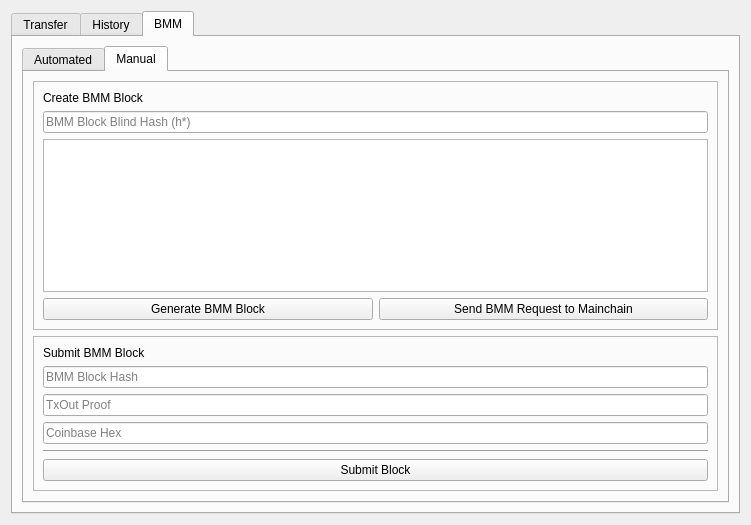
First picture: the form in src/qt/forms/sidechainpage.ui, repository skydogenet/sidechains, before the edit.
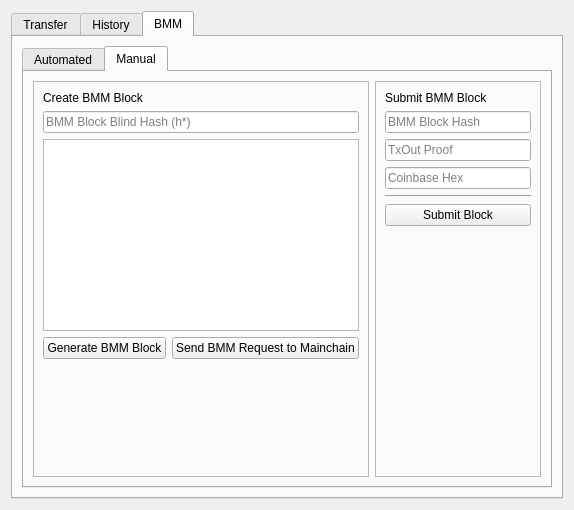
Second picture: the form after the edit. The open tabs and pages were chosen to show the change. Icons and pictures are not drawn. Custom widgets are drawn as their Qt base class.

Diff of the .ui file:
```diff
--- a/src/qt/forms/sidechainpage.ui
+++ b/src/qt/forms/sidechainpage.ui
@@ -6,8 +6,8 @@
    <rect>
     <x>0</x>
     <y>0</y>
-    <width>751</width>
-    <height>525</height>
+    <width>574</width>
+    <height>510</height>
    </rect>
   </property>
   <property name="windowTitle">
@@ -802,8 +802,74 @@
           <attribute name="title">
            <string>Manual</string>
           </attribute>
-          <layout class="QGridLayout" name="gridLayout_12">
-           <item row="2" column="0">
+          <layout class="QHBoxLayout" name="horizontalLayout">
+           <item>
+            <widget class="QFrame" name="frame_12">
+             <property name="frameShape">
+              <enum>QFrame::StyledPanel</enum>
+             </property>
+             <property name="frameShadow">
+              <enum>QFrame::Raised</enum>
+             </property>
+             <layout class="QGridLayout" name="gridLayout_10">
+              <item row="1" column="0">
+               <widget class="QLabel" name="label_8">
+                <property name="text">
+                 <string>Create BMM Block</string>
+                </property>
+               </widget>
+              </item>
+              <item row="4" column="0">
+               <widget class="QPushButton" name="pushButtonCreateBlock">
+                <property name="text">
+                 <string>Generate BMM Block</string>
+                </property>
+               </widget>
+              </item>
+              <item row="3" column="0" colspan="2">
+               <widget class="QTextBrowser" name="textBrowser">
+                <property name="sizePolicy">
+                 <sizepolicy hsizetype="Expanding" vsizetype="Maximum">
+                  <horstretch>0</horstretch>
+                  <verstretch>0</verstretch>
+                 </sizepolicy>
+                </property>
+               </widget>
+              </item>
+              <item row="4" column="1">
+               <widget class="QPushButton" name="pushButtonSendCriticalRequest">
+                <property name="text">
+                 <string>Send BMM Request to Mainchain</string>
+                </property>
+               </widget>
+              </item>
+              <item row="2" column="0" colspan="2">
+               <widget class="QLineEdit" name="lineEditManualBMMHash">
+                <property name="readOnly">
+                 <bool>true</bool>
+                </property>
+                <property name="placeholderText">
+                 <string>BMM Block Blind Hash (h*)</string>
+                </property>
+               </widget>
+              </item>
+              <item row="5" column="0" colspan="2">
+               <spacer name="verticalSpacer">
+                <property name="orientation">
+                 <enum>Qt::Vertical</enum>
+                </property>
+                <property name="sizeHint" stdset="0">
+                 <size>
+                  <width>20</width>
+                  <height>40</height>
+                 </size>
+                </property>
+               </spacer>
+              </item>
+             </layout>
+            </widget>
+           </item>
+           <item>
             <widget class="QFrame" name="frameManualBMM">
              <property name="enabled">
               <bool>true</bool>
@@ -857,81 +923,22 @@
                 </property>
                </widget>
               </item>
-             </layout>
-            </widget>
-           </item>
-           <item row="0" column="0">
-            <widget class="QFrame" name="frame_12">
-             <property name="frameShape">
-              <enum>QFrame::StyledPanel</enum>
-             </property>
-             <property name="frameShadow">
-              <enum>QFrame::Raised</enum>
-             </property>
-             <layout class="QGridLayout" name="gridLayout_10">
-              <item row="1" column="0">
-               <widget class="QLabel" name="label_8">
-                <property name="text">
-                 <string>Create BMM Block</string>
+              <item row="6" column="0">
+               <spacer name="verticalSpacer_2">
+                <property name="orientation">
+                 <enum>Qt::Vertical</enum>
                 </property>
-               </widget>
-              </item>
-              <item row="4" column="0">
-               <widget class="QPushButton" name="pushButtonCreateBlock">
-                <property name="text">
-                 <string>Generate BMM Block</string>
+                <property name="sizeHint" stdset="0">
+                 <size>
+                  <width>20</width>
+                  <height>40</height>
+                 </size>
                 </property>
-               </widget>
+               </spacer>
               </item>
-              <item row="3" column="0" colspan="2">
-               <widget class="QTextBrowser" name="textBrowser"/>
-              </item>
-              <item row="4" column="1">
-               <widget class="QPushButton" name="pushButtonSendCriticalRequest">
-                <property name="text">
-                 <string>Send BMM Request to Mainchain</string>
-                </property>
-               </widget>
-              </item>
-              <item row="2" column="0" colspan="2">
-               <widget class="QLineEdit" name="lineEditManualBMMHash">
-                <property name="readOnly">
-                 <bool>true</bool>
-                </property>
-                <property name="placeholderText">
-                 <string>BMM Block Blind Hash (h*)</string>
-                </property>
-               </widget>
-              </item>
              </layout>
             </widget>
            </item>
-           <item row="3" column="0">
-            <spacer name="verticalSpacer">
-             <property name="orientation">
-              <enum>Qt::Vertical</enum>
-             </property>
-             <property name="sizeHint" stdset="0">
-              <size>
-               <width>20</width>
-               <height>40</height>
-              </size>
-             </property>
-            </spacer>
-           </item>
-           <item row="1" column="0">
-            <spacer name="verticalSpacer_2">
-             <property name="orientation">
-              <enum>Qt::Vertical</enum>
-             </property>
-             <property name="sizeHint" stdset="0">
-              <size>
-               <width>20</width>
-               <height>40</height>
-              </size>
-             </property>
-            </spacer>
-           </item>
           </layout>
          </widget>
         </widget>
```
Left out of the diff: 40 changed lines with no effect on the pictures.
